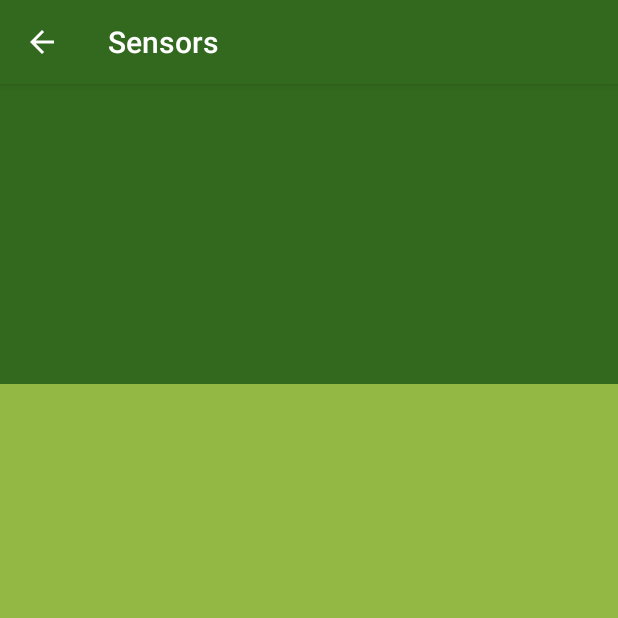
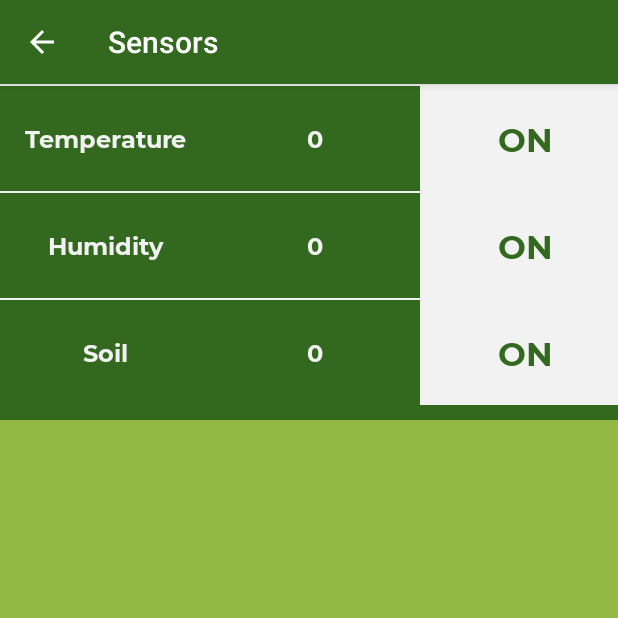
Before and after one commit to CodingPeaches90/smartplant, an Android app: the SensorActivity screen opened directly, with no data from a screen before it, on a phone screen of 412 x 824 dp, the top half of it. Run offline under Robolectric (Android 15) with nearby library versions, the phone set to English and light mode, and no system bars.

Commit message:
Sensor Activity nearly done

```diff
--- a/app/src/main/res/layout/activity_sensor.xml
+++ b/app/src/main/res/layout/activity_sensor.xml
@@ -13,15 +13,141 @@
 
         <LinearLayout
             android:layout_width="match_parent"
-            android:layout_height="200dp"
-            android:background="@color/darker_coloured_green">
+            android:layout_height="match_parent"
+            android:orientation="vertical">
+            <View
+                android:layout_width="match_parent"
+                android:layout_height="1dp"
+                android:background="@color/offwhite">
 
-        </LinearLayout>
+            </View>
+            <LinearLayout
+                android:layout_width="match_parent"
+                android:layout_height="70dp"
+                android:background="@color/darker_coloured_green"
+                android:orientation="horizontal">
 
-        <LinearLayout
-            android:layout_width="match_parent"
-            android:layout_height="match_parent"
-            android:background="@color/colorPrimary">
+                <TextView
+                    android:layout_width="140dp"
+                    android:layout_height="match_parent"
+                    android:gravity="center"
+                    android:fontFamily="@font/montserrat_bold"
+                    android:textSize="16dp"
+                    android:textColor="@color/offwhite"
+                    android:text="Temperature"
+                    />
+                <TextView
+                    android:layout_width="140dp"
+                    android:layout_height="match_parent"
+                    android:gravity="center"
+                    android:fontFamily="@font/montserrat_bold"
+                    android:textSize="16dp"
+                    android:textColor="@color/offwhite"
+                    android:text="0"/>
+                <TextView
+                    android:layout_width="140dp"
+                    android:layout_height="match_parent"
+                    android:fontFamily="@font/montserrat_bold"
+                    android:gravity="center"
+                    android:background="@color/offwhite"
+                    android:textColor="@color/darker_coloured_green"
+                    android:textSize="22dp"
+                    android:text="ON"/>
+
+            </LinearLayout>
+            <View
+                android:layout_width="match_parent"
+                android:layout_height="1dp"
+                android:background="@color/offwhite">
+
+            </View>
+            <LinearLayout
+                android:layout_width="match_parent"
+                android:layout_height="70dp"
+                android:background="@color/darker_coloured_green"
+                >
+
+                <TextView
+                    android:layout_width="140dp"
+                    android:layout_height="match_parent"
+                    android:gravity="center"
+                    android:fontFamily="@font/montserrat_bold"
+                    android:textSize="16dp"
+                    android:textColor="@color/offwhite"
+                    android:text="Humidity"/>
+                <TextView
+                    android:layout_width="140dp"
+                    android:layout_height="match_parent"
+                    android:gravity="center"
+                    android:fontFamily="@font/montserrat_bold"
+                    android:textSize="16dp"
+                    android:textColor="@color/offwhite"
+                    android:text="0"/>
+                <TextView
+                    android:layout_width="140dp"
+                    android:layout_height="match_parent"
+                    android:fontFamily="@font/montserrat_bold"
+                    android:gravity="center"
+                    android:background="@color/offwhite"
+                    android:textSize="22dp"
+                    android:textColor="@color/darker_coloured_green"
+                    android:text="ON"/>
+
+            </LinearLayout>
+            <View
+                android:layout_width="match_parent"
+                android:layout_height="1dp"
+                android:background="@color/offwhite">
+
+            </View>
+            <LinearLayout
+                android:layout_width="match_parent"
+                android:layout_height="70dp"
+                android:background="@color/darker_coloured_green"
+                >
+
+                <TextView
+                    android:layout_width="140dp"
+                    android:layout_height="match_parent"
+                    android:gravity="center"
+                    android:fontFamily="@font/montserrat_bold"
+                    android:textSize="16dp"
+                    android:textColor="@color/offwhite"
+                    android:text="Soil"/>
+                <TextView
+                    android:layout_width="140dp"
+                    android:layout_height="match_parent"
+                    android:gravity="center"
+                    android:fontFamily="@font/montserrat_bold"
+                    android:textSize="16dp"
+                    android:textColor="@color/offwhite"
+                    android:text="0"/>
+                <TextView
+                    android:layout_width="140dp"
+                    android:layout_gravity="center"
+                    android:background="@color/offwhite"
+                    android:gravity="center"
+                    android:textSize="22dp"
+                    android:layout_height="match_parent"
+                    android:fontFamily="@font/montserrat_bold"
+                    android:textColor="@color/darker_coloured_green"
+                    android:text="ON"/>
+
+            </LinearLayout>
+            <View
+                android:layout_width="match_parent"
+                android:layout_height="10dp"
+                android:background="@color/darker_coloured_green">
+
+            </View>
+            <LinearLayout
+                android:layout_width="match_parent"
+                android:layout_height="match_parent"
+                android:background="@color/colorPrimary"
+                android:orientation="vertical">
+
+
+            </LinearLayout>
 
         </LinearLayout>
 
--- a/app/src/main/res/layout/activity_water_pump.xml
+++ b/app/src/main/res/layout/activity_water_pump.xml
@@ -105,7 +105,7 @@
                     app:checkedTextColor="@android:color/white"
                     app:uncheckedBackgroundColor="@color/colorPrimaryDark"
                     app:uncheckedTextColor="@color/offwhite"
-                    app:separatorColor="@color/green"/>
+                    app:separatorColor="@color/offwhite"/>
 
             </LinearLayout>
 
```
